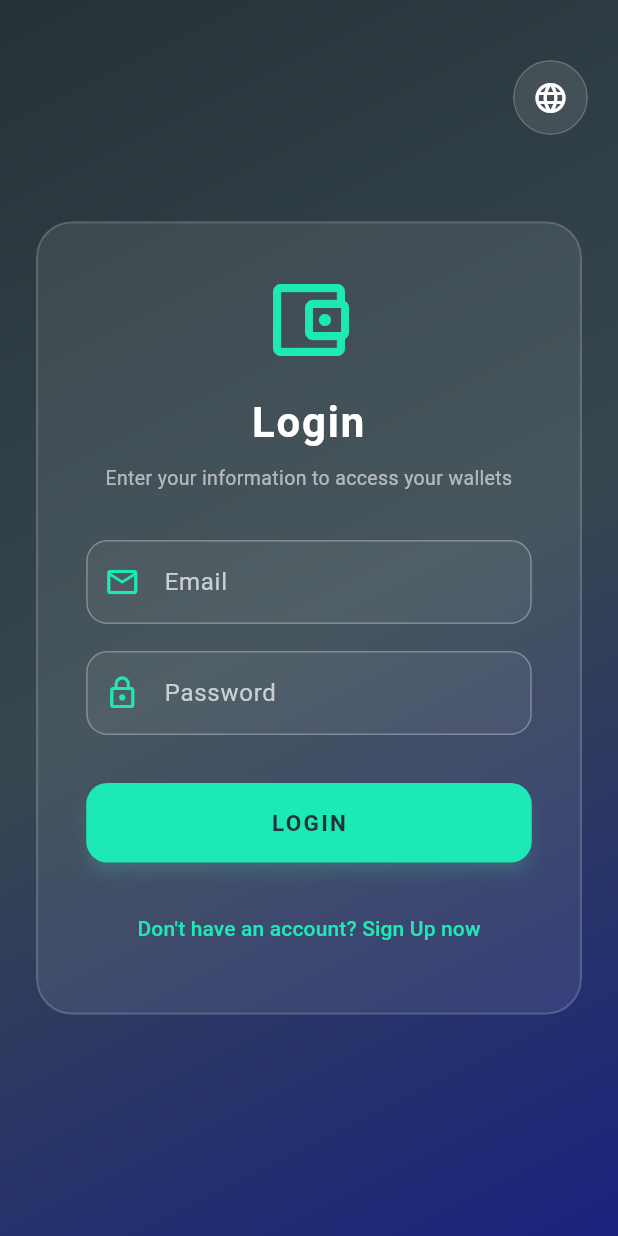
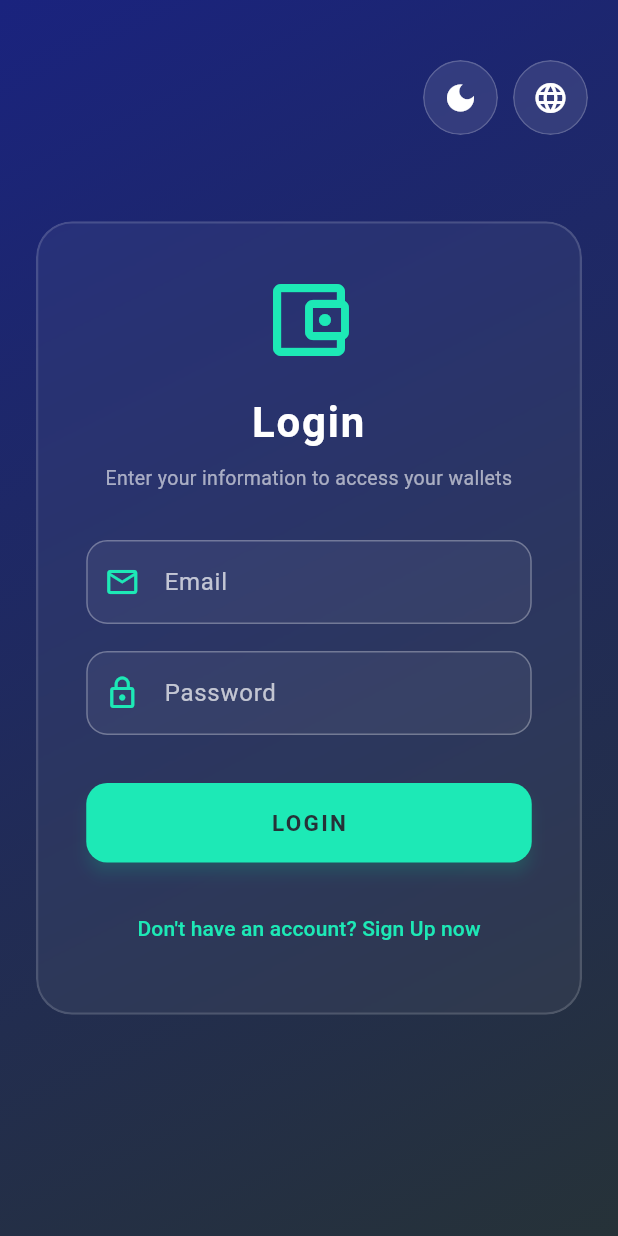
Before and after one commit to mucahitciftci/cuzdan_uygulamasi, a Flutter app: the screen it shows after launch, on a phone screen of 412 x 824 dp. Run offline on Flutter 3.47's test engine with Material 3 defaults, Android fonts, the phone set to English and light mode, and no system bars; our stand-ins replace easy_localization, shared_preferences.

Commit message:
feat: refactor screens to utilize dynamic AppTheme and eliminate hardcoded colors

```diff
--- a/lib/main.dart
+++ b/lib/main.dart
@@ -1,44 +1,57 @@
 import 'package:flutter/material.dart';
 import 'package:easy_localization/easy_localization.dart';
-import 'package:hive_flutter/hive_flutter.dart';
-import 'screens/login_screen.dart'; // Bir sonraki adımda oluşturacağız
+import 'theme/app_theme.dart';
+import 'screens/login_screen.dart';
 
 void main() async {
   WidgetsFlutterBinding.ensureInitialized();
   await EasyLocalization.ensureInitialized();
 
-  // Hive Veritabanını başlatıyoruz
-  await Hive.initFlutter();
-
-  // Kullanıcı bilgileri ve uygulama ayarlarını tutacağımız bir 'box' (kutu/tablo) açıyoruz
-  await Hive.openBox('auth_box');
-
   runApp(
     EasyLocalization(
-      supportedLocales: const [Locale('en'), Locale('tr')],
+      supportedLocales: const [Locale('tr'), Locale('en')],
       path: 'assets/lang',
       fallbackLocale: const Locale('tr'),
-      child: const PersonalWalletApp(),
+      child: const MyApp(),
     ),
   );
 }
 
-class PersonalWalletApp extends StatelessWidget {
-  const PersonalWalletApp({super.key});
+class MyApp extends StatefulWidget {
+  const MyApp({super.key});
+
+  @override
+  State<MyApp> createState() => _MyAppState();
+}
+
+class _MyAppState extends State<MyApp> {
+  @override
+  void initState() {
+    super.initState();
+    // Tema her değiştiğinde MyApp widget'ını zorunlu olarak yeniden çizdiriyoruz
+    AppTheme.themeNotifier.addListener(_themeListener);
+  }
+
+  @override
+  void dispose() {
+    AppTheme.themeNotifier.removeListener(_themeListener);
+    super.dispose();
+  }
+
+  void _themeListener() {
+    setState(() {}); // En üst seviyede ekranı yeniden çizerek temayı anında uygular
+  }
 
   @override
   Widget build(BuildContext context) {
     return MaterialApp(
+      debugShowCheckedModeBanner: false,
       localizationsDelegates: context.localizationDelegates,
       supportedLocales: context.supportedLocales,
       locale: context.locale,
-      debugShowCheckedModeBanner: false,
-      title: 'Personal Wallet',
-      theme: ThemeData(
-        useMaterial3: true,
-        colorScheme: ColorScheme.fromSeed(seedColor: Colors.blueGrey),
-      ),
-      // İlk ekranımız artık Giriş Ekranı olacak!
+      theme: AppTheme.lightTheme,
+      darkTheme: AppTheme.darkTheme,
+      themeMode: AppTheme.themeNotifier.value, // Güncel tema modu değerini veriyoruz
       home: const LoginScreen(),
     );
   }
--- a/lib/screens/login_screen.dart
+++ b/lib/screens/login_screen.dart
@@ -1,7 +1,8 @@
 import 'dart:ui';
 import 'package:flutter/material.dart';
 import 'package:easy_localization/easy_localization.dart';
-import 'package:hive/hive.dart';
+import 'package:shared_preferences/shared_preferences.dart';
+import '../theme/app_theme.dart'; // AppTheme import edildi
 import 'wallet_list_screen.dart';
 
 class LoginScreen extends StatefulWidget {
@@ -17,9 +18,23 @@ class _LoginScreenState extends State<LoginScreen> {
   final _nameController = TextEditingController();
 
   bool _isSignUp = false;
-  final _authBox = Hive.box('auth_box');
 
-  void _handleAuth() {
+  @override
+  void initState() {
+    super.initState();
+    _loadSavedCredentials();
+  }
+
+  void _loadSavedCredentials() async {
+    final prefs = await SharedPreferences.getInstance();
+    setState(() {
+      _emailController.text = prefs.getString('email') ?? '';
+      _nameController.text = prefs.getString('username') ?? '';
+      _passwordController.text = prefs.getString('password') ?? '';
+    });
+  }
+
+  void _handleAuth() async {
     final email = _emailController.text.trim();
     final password = _passwordController.text.trim();
     final name = _nameController.text.trim();
@@ -29,20 +44,22 @@ class _LoginScreenState extends State<LoginScreen> {
       return;
     }
 
+    final prefs = await SharedPreferences.getInstance();
+
     if (_isSignUp) {
       if (name.isEmpty) {
         _showError('error_name_empty'.tr());
         return;
       }
 
-      _authBox.put('email', email);
-      _authBox.put('password', password);
-      _authBox.put('username', name);
+      await prefs.setString('email', email);
+      await prefs.setString('password', password);
+      await prefs.setString('username', name);
 
       ScaffoldMessenger.of(context).showSnackBar(
         SnackBar(
           content: Text('signup_success'.tr()),
-          backgroundColor: Colors.teal,
+          backgroundColor: Theme.of(context).primaryColor,
         ),
       );
 
@@ -51,9 +68,9 @@ class _LoginScreenState extends State<LoginScreen> {
         _passwordController.clear();
       });
     } else {
-      final savedEmail = _authBox.get('email');
-      final savedPassword = _authBox.get('password');
-      final savedUsername = _authBox.get('username') ?? 'Kullanıcı';
+      final savedEmail = prefs.getString('email');
+      final savedPassword = prefs.getString('password');
+      final savedUsername = prefs.getString('username') ?? 'Kullanıcı';
 
       if (email == savedEmail && password == savedPassword) {
         Navigator.of(context).pushReplacement(
@@ -74,7 +91,7 @@ class _LoginScreenState extends State<LoginScreen> {
         shape: RoundedRectangleBorder(borderRadius: BorderRadius.circular(16)),
         title: Row(
           children: [
-            const Icon(Icons.error_outline, color: Colors.red),
+            Icon(Icons.error_outline, color: Theme.of(context).colorScheme.error),
             const SizedBox(width: 8),
             Text('error_title'.tr()),
           ],
@@ -100,37 +117,74 @@ class _LoginScreenState extends State<LoginScreen> {
 
   @override
   Widget build(BuildContext context) {
+    final theme = Theme.of(context);
+    final primaryColor = theme.primaryColor;
+    final isDark = theme.brightness == Brightness.dark;
+
+    final gradientColors = isDark
+        ? [const Color(0xFF1A237E), theme.scaffoldBackgroundColor]
+        : [Colors.teal.shade100, theme.scaffoldBackgroundColor];
+
+    final textColor = isDark ? Colors.white : Colors.black87;
+    final subTextColor = textColor.withValues(alpha: 0.6);
+
     return Scaffold(
       body: Container(
         decoration: BoxDecoration(
           gradient: LinearGradient(
             begin: Alignment.topLeft,
             end: Alignment.bottomRight,
-            colors: [
-              Colors.blueGrey.shade900,
-              Colors.blueGrey.shade800,
-              Colors.indigo.shade900,
-            ],
+            colors: gradientColors,
           ),
         ),
         child: Stack(
           children: [
-            // --- DİL SEÇİM BUTONU (Sağ Üst Köşe - withValues Güncellemesiyle) ---
+            // --- SAĞ ÜST KÖŞE BUTONLARI (Dil ve Tema Değiştirici Yan Yana) ---
             Positioned(
               top: 40,
               right: 20,
-              child: ClipRRect(
+              child: Row(
+                children: [
+                  // Tema Değiştirici Buton
+                  ClipRRect(
                     borderRadius: BorderRadius.circular(30),
                     child: BackdropFilter(
                       filter: ImageFilter.blur(sigmaX: 5, sigmaY: 5),
                       child: Container(
                         decoration: BoxDecoration(
-                      color: Colors.white.withValues(alpha: 0.1),
+                          color: textColor.withValues(alpha: 0.1),
                           borderRadius: BorderRadius.circular(30),
-                      border: Border.all(color: Colors.white.withValues(alpha: 0.2)),
+                          border: Border.all(color: textColor.withValues(alpha: 0.2)),
                         ),
                         child: IconButton(
-                      icon: const Icon(Icons.language, color: Colors.white),
+                          icon: Icon(
+                            isDark ? Icons.dark_mode : Icons.light_mode,
+                            color: textColor,
+                          ),
+                          tooltip: isDark ? 'Koyu Tema / Dark Theme' : 'Açık Tema / Light Theme',
+                          onPressed: () {
+                            setState(() {
+                              AppTheme.toggleTheme();
+                            });
+                          },
+                        ),
+                      ),
+                    ),
+                  ),
+                  const SizedBox(width: 10), // İki buton arası boşluk
+                  // Dil Değiştirici Buton
+                  ClipRRect(
+                    borderRadius: BorderRadius.circular(30),
+                    child: BackdropFilter(
+                      filter: ImageFilter.blur(sigmaX: 5, sigmaY: 5),
+                      child: Container(
+                        decoration: BoxDecoration(
+                          color: textColor.withValues(alpha: 0.1),
+                          borderRadius: BorderRadius.circular(30),
+                          border: Border.all(color: textColor.withValues(alpha: 0.2)),
+                        ),
+                        child: IconButton(
+                          icon: Icon(Icons.language, color: textColor),
                           tooltip: 'Dil Değiştir / Change Language',
                           onPressed: () {
                             setState(() {
@@ -145,9 +199,11 @@ class _LoginScreenState extends State<LoginScreen> {
                       ),
                     ),
                   ),
+                ],
+              ),
             ),
 
-            // --- GİRİŞ / KAYIT KARTI (withValues Güncellemesiyle) ---
+            // --- GİRİŞ / KAYIT KARTI ---
             Center(
               child: SingleChildScrollView(
                 padding: const EdgeInsets.all(24.0),
@@ -158,10 +214,10 @@ class _LoginScreenState extends State<LoginScreen> {
                     child: Container(
                       padding: const EdgeInsets.all(32.0),
                       decoration: BoxDecoration(
-                        color: Colors.white.withValues(alpha: 0.08),
+                        color: textColor.withValues(alpha: 0.05),
                         borderRadius: BorderRadius.circular(24),
                         border: Border.all(
-                          color: Colors.white.withValues(alpha: 0.15),
+                          color: textColor.withValues(alpha: 0.15),
                           width: 1.5,
                         ),
                       ),
@@ -172,15 +228,15 @@ class _LoginScreenState extends State<LoginScreen> {
                           Icon(
                             Icons.account_balance_wallet_outlined,
                             size: 64,
-                            color: Colors.tealAccent.shade400,
+                            color: primaryColor,
                           ),
                           const SizedBox(height: 16),
                           Text(
                             _isSignUp ? 'signup_title'.tr() : 'login_title'.tr(),
-                            style: const TextStyle(
+                            style: TextStyle(
                               fontSize: 28,
                               fontWeight: FontWeight.bold,
-                              color: Colors.white,
+                              color: textColor,
                               letterSpacing: 1.2,
                             ),
                             textAlign: TextAlign.center,
@@ -190,7 +246,7 @@ class _LoginScreenState extends State<LoginScreen> {
                             _isSignUp ? 'signup_subtitle'.tr() : 'login_subtitle'.tr(),
                             style: TextStyle(
                               fontSize: 13,
-                              color: Colors.white.withValues(alpha: 0.6),
+                              color: subTextColor,
                             ),
                             textAlign: TextAlign.center,
                           ),
@@ -201,6 +257,8 @@ class _LoginScreenState extends State<LoginScreen> {
                               controller: _nameController,
                               label: 'label_name'.tr(),
                               icon: Icons.person_outline,
+                              textColor: textColor,
+                              primaryColor: primaryColor,
                             ),
                             const SizedBox(height: 18),
                           ],
@@ -210,6 +268,8 @@ class _LoginScreenState extends State<LoginScreen> {
                             label: 'label_email'.tr(),
                             icon: Icons.mail_outline,
                             keyboardType: TextInputType.emailAddress,
+                            textColor: textColor,
+                            primaryColor: primaryColor,
                           ),
                           const SizedBox(height: 18),
 
@@ -218,15 +278,17 @@ class _LoginScreenState extends State<LoginScreen> {
                             label: 'label_password'.tr(),
                             icon: Icons.lock_outline,
                             obscureText: true,
+                            textColor: textColor,
+                            primaryColor: primaryColor,
                           ),
                           const SizedBox(height: 32),
 
                           ElevatedButton(
                             style: ElevatedButton.styleFrom(
-                              backgroundColor: Colors.tealAccent.shade400,
-                              foregroundColor: Colors.blueGrey.shade900,
+                              backgroundColor: primaryColor,
+                              foregroundColor: isDark ? Colors.blueGrey.shade900 : Colors.white,
                               elevation: 4,
-                              shadowColor: Colors.tealAccent.withValues(alpha: 0.4),
+                              shadowColor: primaryColor.withValues(alpha: 0.4),
                               padding: const EdgeInsets.symmetric(vertical: 16),
                               shape: RoundedRectangleBorder(
                                 borderRadius: BorderRadius.circular(14),
@@ -255,7 +317,7 @@ class _LoginScreenState extends State<LoginScreen> {
                                   ? 'switch_to_login'.tr()
                                   : 'switch_to_signup'.tr(),
                               style: TextStyle(
-                                color: Colors.tealAccent.shade400,
+                                color: primaryColor,
                                 fontWeight: FontWeight.w500,
                               ),
                             ),
@@ -277,6 +339,8 @@ class _LoginScreenState extends State<LoginScreen> {
     required TextEditingController controller,
     required String label,
     required IconData icon,
+    required Color textColor,
+    required Color primaryColor,
     bool obscureText = false,
     TextInputType keyboardType = TextInputType.text,
   }) {
@@ -284,21 +348,21 @@ class _LoginScreenState extends State<LoginScreen> {
       controller: controller,
       obscureText: obscureText,
       keyboardType: keyboardType,
-      style: const TextStyle(color: Colors.white),
+      style: TextStyle(color: textColor),
       decoration: InputDecoration(
         labelText: label,
-        labelStyle: TextStyle(color: Colors.white.withValues(alpha: 0.7)),
-        prefixIcon: Icon(icon, color: Colors.tealAccent.shade400),
+        labelStyle: TextStyle(color: textColor.withValues(alpha: 0.7)),
+        prefixIcon: Icon(icon, color: primaryColor),
         enabledBorder: OutlineInputBorder(
           borderRadius: BorderRadius.circular(14),
-          borderSide: BorderSide(color: Colors.white.withValues(alpha: 0.3)),
+          borderSide: BorderSide(color: textColor.withValues(alpha: 0.3)),
         ),
         focusedBorder: OutlineInputBorder(
           borderRadius: BorderRadius.circular(14),
-          borderSide: BorderSide(color: Colors.tealAccent.shade400, width: 2),
+          borderSide: BorderSide(color: primaryColor, width: 2),
         ),
         filled: true,
-        fillColor: Colors.white.withValues(alpha: 0.05),
+        fillColor: textColor.withValues(alpha: 0.05),
       ),
     );
   }
--- /dev/null
+++ b/lib/theme/app_theme.dart
@@ -0,0 +1,46 @@
+import 'package:flutter/material.dart';
+
+class AppTheme {
+  static const Color darkBackground = Color(0xFF263238); // BlueGrey 900
+  static const Color lightBackground = Color(0xFFF5F5F5); // Gri 100
+
+  // --- TEMA MODUNU BURADAN TAKİP EDİYORUZ ---
+  static final ValueNotifier<ThemeMode> themeNotifier = ValueNotifier(ThemeMode.dark);
+
+  // --- TEK TUŞLA TEMA DEĞİŞTİRME FONKSİYONU ---
+  static void toggleTheme() {
+    if (themeNotifier.value == ThemeMode.dark) {
+      themeNotifier.value = ThemeMode.light;
+    } else {
+      themeNotifier.value = ThemeMode.dark;
+    }
+  }
+
+  // --- AÇIK TEMA TANIMI ---
+  static final ThemeData lightTheme = ThemeData(
+    useMaterial3: true,
+    brightness: Brightness.light,
+    scaffoldBackgroundColor: lightBackground,
+    primaryColor: Colors.teal,
+    appBarTheme: const AppBarTheme(
+      backgroundColor: Colors.transparent,
+      elevation: 0,
+      centerTitle: true,
+      titleTextStyle: TextStyle(color: Colors.black, fontSize: 20, fontWeight: FontWeight.bold),
+    ),
+  );
+
+  // --- KOYU TEMA TANIMI ---
+  static final ThemeData darkTheme = ThemeData(
+    useMaterial3: true,
+    brightness: Brightness.dark,
+    scaffoldBackgroundColor: darkBackground,
+    primaryColor: Colors.tealAccent.shade400, // Login ekranıyla uyumlu hale getirdik
+    appBarTheme: const AppBarTheme(
+      backgroundColor: Colors.transparent,
+      elevation: 0,
+      centerTitle: true,
+      titleTextStyle: TextStyle(color: Colors.white, fontSize: 20, fontWeight: FontWeight.bold),
+    ),
+  );
+}
```
Also changed, not shown: lib/screens/wallet_detail_screen.dart (+133 -74 lines), lib/screens/wallet_list_screen.dart (+90 -55 lines), pubspec.yaml (+2 -29 lines), pubspec.lock, 2 other files. Lines whose indentation alone changed are shown as unchanged.
